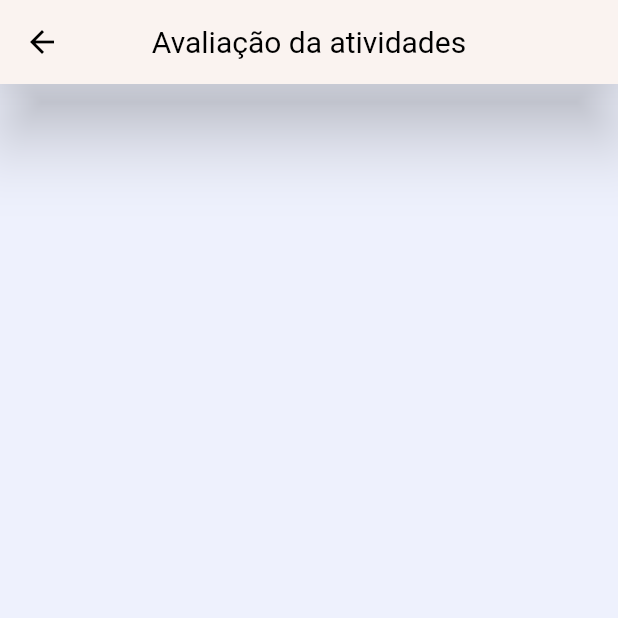
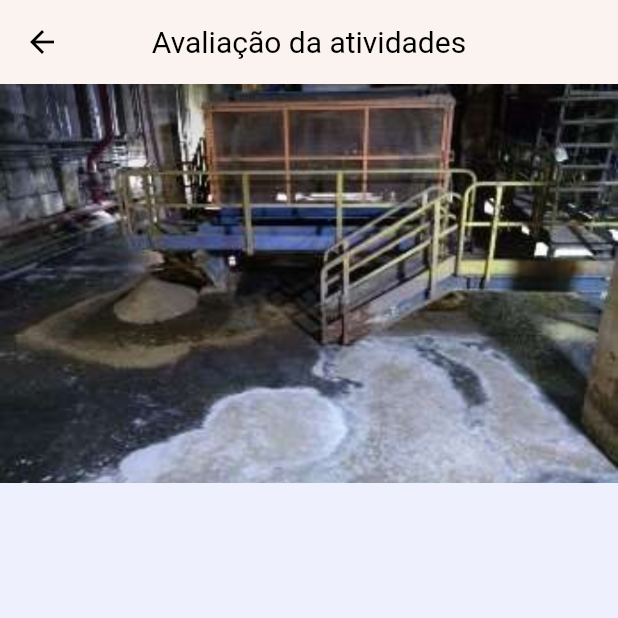
Before and after one commit to GabrielCotrim/smart_rdo, a Flutter app: the FiscalPage screen opened directly, on a phone screen of 412 x 824 dp, the top half of it. Run offline on Flutter 3.47's test engine with Material 2 defaults, Android fonts, the phone set to English and light mode, and no system bars; our stand-ins replace bloc, equatable, flutter_bloc, image_picker; statements that could not run were skipped.

Commit message:
Inicia implementação da view de fiscal de área

```diff
--- a/lib/screens/fiscal/fiscal_screen.dart
+++ b/lib/screens/fiscal/fiscal_screen.dart
@@ -23,6 +23,9 @@ class _FiscalPageState extends State<FiscalPage> {
         ),
         centerTitle: true,
       ),
+      body: Container(
+        child: Image.asset('assets/limpezaPng.png'),
+      ),
     );
   }
 }
--- a/pubspec.yaml
+++ b/pubspec.yaml
@@ -54,6 +54,7 @@ flutter:
 
   assets:
     - assets/banner/banner.jpg
+    - assets/limpezaPng.png
 
   fonts:
     - family: Roboto
```
Also changed, not shown: lib/screens/atividade/atividade_screen.dart (+8 -1 lines), assets/limpezaPng.png (added).
